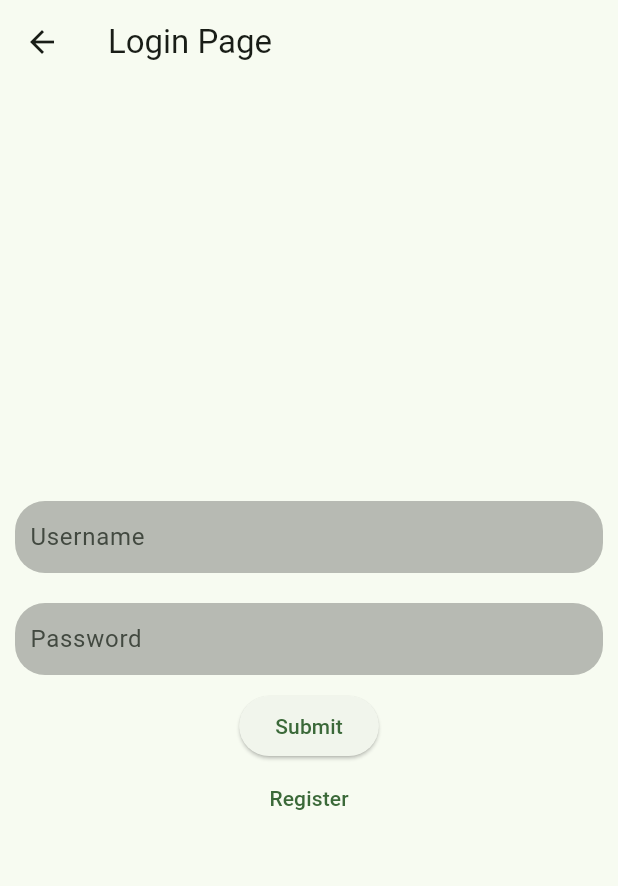
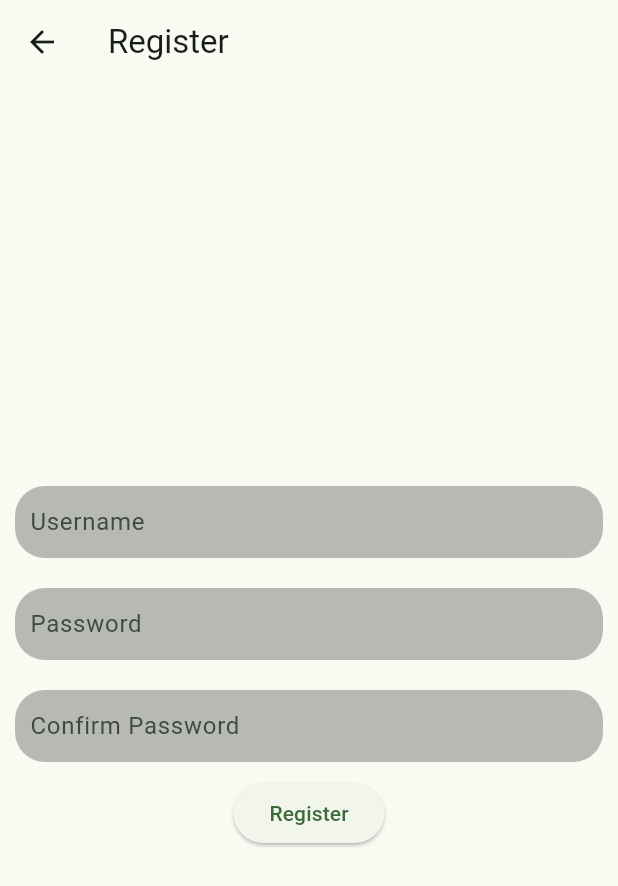
Before and after one commit to perujuice/carbon-footprint-tracker, a Flutter app: the screen it shows after launch, item 2 of the bottom bar chosen, after a tap on "Register", on a phone screen of 412 x 824 dp. Shown: the top 886 px of the screen. Run offline on Flutter 3.47's test engine with Material 3 defaults, Android fonts, the phone set to English and light mode, and no system bars; our stand-ins replace flutter_calendar_carousel, flutter_typeahead.

Commit message:
feat: registration page and some other fixes

```diff
--- a/carbon_tracker/lib/pages/login_page.dart
+++ b/carbon_tracker/lib/pages/login_page.dart
@@ -1,5 +1,6 @@
 import 'package:flutter/material.dart';
 import 'welcome_page.dart';
+import 'register_page.dart';
 
 
 // Login page
@@ -69,7 +70,11 @@ class _LoginPageState extends State<LoginPage> {
             TextButton(
               onPressed: () {
                 // Navigate to registration page
-              },
+                Navigator.push(
+                  context,
+                  MaterialPageRoute(builder: (context) => const RegisterPage()),
+                  );
+                },
               child: const Text('Register'),
             ),
           ],
--- /dev/null
+++ b/carbon_tracker/lib/pages/register_page.dart
@@ -0,0 +1,96 @@
+import 'package:flutter/material.dart';
+
+class RegisterPage extends StatefulWidget {
+  const RegisterPage({super.key});
+
+
+  @override
+  State<RegisterPage> createState() => _RegisterState();
+}
+
+class _RegisterState extends State<RegisterPage> {
+  final _usernameController = TextEditingController();
+  final _passwordController = TextEditingController();
+  final _confirmPasswordController = TextEditingController();
+
+  @override
+  Widget build(BuildContext context) {
+    return Scaffold(
+      appBar: AppBar(
+        title: const Text('Register'),
+      ),
+      body: Center(
+        child: Column(
+          mainAxisAlignment: MainAxisAlignment.center,
+          children: <Widget>[
+            Container(
+              margin: const EdgeInsets.all(10.0),
+              padding: const EdgeInsets.symmetric(horizontal: 10.0),
+              decoration: BoxDecoration(
+                color: Colors.black26,
+                borderRadius: BorderRadius.circular(20.0),
+              ),
+              child: TextField(
+                controller: _usernameController,
+                decoration: const InputDecoration(
+                  hintText: 'Username',
+                  border: InputBorder.none,
+                ),
+              ),
+            ),
+            Container(
+              margin: const EdgeInsets.all(10.0),
+              padding: const EdgeInsets.symmetric(horizontal: 10.0),
+              decoration: BoxDecoration(
+                color: Colors.black26,
+                borderRadius: BorderRadius.circular(20.0),
+              ),
+              child: TextField(
+                controller: _passwordController,
+                decoration: const InputDecoration(
+                  hintText: 'Password',
+                  border: InputBorder.none,
+                ),
+                obscureText: true,
+              ),
+            ),
+            Container(
+              margin: const EdgeInsets.all(10.0),
+              padding: const EdgeInsets.symmetric(horizontal: 10.0),
+              decoration: BoxDecoration(
+                color: Colors.black26,
+                borderRadius: BorderRadius.circular(20.0),
+              ),
+              child: TextField(
+                controller: _confirmPasswordController,
+                decoration: const InputDecoration(
+                  hintText: 'Confirm Password',
+                  border: InputBorder.none,
+                ),
+                obscureText: true,
+              ),
+            ),
+            ElevatedButton(
+              onPressed: () {
+                // Replace this with your own validation logic.
+                if (_usernameController.text.isNotEmpty &&
+                    _passwordController.text.isNotEmpty &&
+                    _passwordController.text == _confirmPasswordController.text) {
+                  ScaffoldMessenger.of(context).showSnackBar(
+                    const SnackBar(content: Text('Successfully registered')),
+                  );
+                  Navigator.pop(context);
+                } else {
+                  ScaffoldMessenger.of(context).showSnackBar(
+                    const SnackBar(content: Text('Registration failed')),
+                  );
+                }
+              },
+              child: const Text('Register'),
+            ),
+          ],
+        ),
+      ),
+    );
+  }
+}
--- a/carbon_tracker/lib/pages/user_info.dart
+++ b/carbon_tracker/lib/pages/user_info.dart
@@ -5,10 +5,10 @@ class InfoPage extends StatefulWidget {
 
 
   @override
-  State<InfoPage> createState() => _HelpPageState();
+  State<InfoPage> createState() => _InfoPageState();
 }
 
-class _HelpPageState extends State<InfoPage> {
+class _InfoPageState extends State<InfoPage> {
   @override
   Widget build(BuildContext context) {
     return Scaffold(
```
Also changed, not shown: 1 other file.
